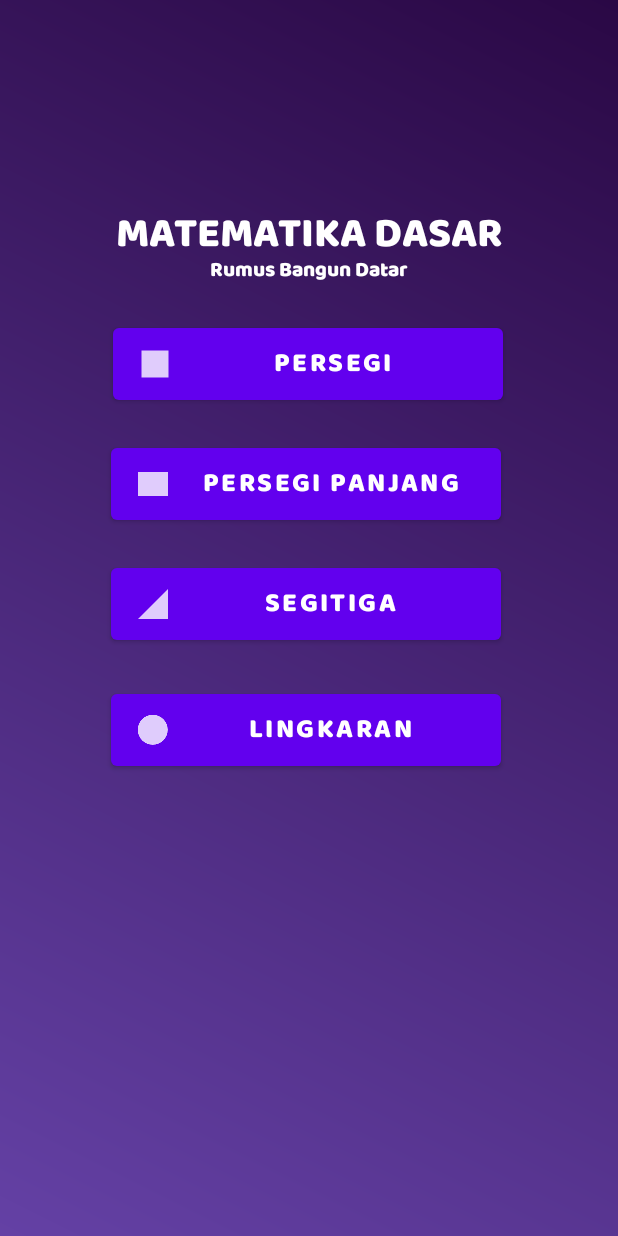
After one commit to dzakwandhiya/AssessmenMopro, an Android app: the layout main_fragment.xml on its own in the app's theme, with its tools: preview values and no code run, on a phone screen of 412 x 824 dp. The commit adds this screen. Run offline under Robolectric (Android 15) with nearby library versions, the phone set to English and light mode, and no system bars; Roboto replaces fonts that are not available here.

Commit message:
(Assessment 2) - Fragment - Main Fragment

```diff
--- /dev/null
+++ b/app/src/main/res/layout/main_fragment.xml
@@ -0,0 +1,96 @@
+<?xml version="1.0" encoding="utf-8"?>
+<ScrollView xmlns:android="http://schemas.android.com/apk/res/android"
+    xmlns:app="http://schemas.android.com/apk/res-auto"
+    xmlns:tools="http://schemas.android.com/tools"
+    android:layout_width="match_parent"
+    android:layout_height="match_parent"
+    tools:context=".ui.MainFragment">
+    <androidx.constraintlayout.widget.ConstraintLayout
+        android:layout_width="match_parent"
+        android:layout_height="match_parent">
+
+
+        <TextView
+            android:id="@+id/textView"
+            android:layout_width="match_parent"
+            android:layout_height="36dp"
+            android:layout_marginTop="100dp"
+            android:fontFamily="@font/baloo_paaji"
+            android:text="@string/judul"
+            android:textAlignment="center"
+            android:textAllCaps="false"
+            android:textSize="28sp"
+            app:layout_constraintBottom_toBottomOf="parent"
+            app:layout_constraintEnd_toEndOf="parent"
+            app:layout_constraintHorizontal_bias="0.0"
+            app:layout_constraintStart_toStartOf="parent"
+            app:layout_constraintTop_toTopOf="parent"
+            app:layout_constraintVertical_bias="0.082" />
+
+        <TextView
+            android:id="@+id/textView2"
+            android:layout_width="wrap_content"
+            android:layout_height="wrap_content"
+            android:fontFamily="@font/baloo_paaji"
+            android:text="@string/subJudul"
+            app:layout_constraintEnd_toEndOf="parent"
+            app:layout_constraintStart_toStartOf="parent"
+            app:layout_constraintTop_toBottomOf="@+id/textView" />
+
+        <Button
+            android:id="@+id/buttonPersegi"
+            android:layout_width="260dp"
+            android:layout_height="60dp"
+            android:layout_marginTop="20dp"
+            android:drawableLeft="@drawable/square"
+            android:fontFamily="@font/baloo_paaji"
+            android:text="@string/persegiButton"
+            android:textSize="18sp"
+            app:layout_constraintEnd_toEndOf="parent"
+            app:layout_constraintHorizontal_bias="0.496"
+            app:layout_constraintStart_toStartOf="parent"
+            app:layout_constraintTop_toBottomOf="@+id/textView2" />
+
+        <Button
+        android:id="@+id/buttonPersegiPanjang"
+        android:layout_width="260dp"
+        android:layout_height="60dp"
+        android:layout_marginTop="20dp"
+        android:drawableLeft="@drawable/rectangle"
+        android:fontFamily="@font/baloo_paaji"
+        android:text="@string/persegiPanjangButton"
+        android:textSize="18sp"
+        app:layout_constraintEnd_toEndOf="parent"
+        app:layout_constraintHorizontal_bias="0.485"
+        app:layout_constraintStart_toStartOf="parent"
+        app:layout_constraintTop_toBottomOf="@+id/buttonPersegi" />
+
+    <Button
+        android:id="@+id/buttonSegitiga"
+        android:layout_width="260dp"
+        android:layout_height="60dp"
+        android:layout_marginTop="20dp"
+        android:drawableLeft="@drawable/triangle"
+        android:fontFamily="@font/baloo_paaji"
+        android:text="@string/segitigaButton"
+        android:textSize="18sp"
+        app:layout_constraintEnd_toEndOf="parent"
+        app:layout_constraintHorizontal_bias="0.485"
+        app:layout_constraintStart_toStartOf="parent"
+        app:layout_constraintTop_toBottomOf="@+id/buttonPersegiPanjang" />
+
+        <Button
+            android:id="@+id/buttonLingkaran"
+            android:layout_width="260dp"
+            android:layout_height="60dp"
+            android:layout_marginTop="24dp"
+            android:drawableLeft="@drawable/circle"
+            android:fontFamily="@font/baloo_paaji"
+            android:text="@string/lingkaranButton"
+            android:textSize="18sp"
+            app:layout_constraintEnd_toEndOf="parent"
+            app:layout_constraintHorizontal_bias="0.485"
+            app:layout_constraintStart_toStartOf="parent"
+            app:layout_constraintTop_toBottomOf="@+id/buttonSegitiga" />
+    </androidx.constraintlayout.widget.ConstraintLayout>
+</ScrollView>
```
Also changed, not shown: app/src/main/java/com/mopro/rumusdasarmatermatika/MainActivity.kt (+24 -21 lines), app/src/main/java/com/mopro/rumusdasarmatermatika/ui/MainFragment.kt (added, +28 -0 lines), app/src/main/res/layout/activity_main.xml (+5 -92 lines).
